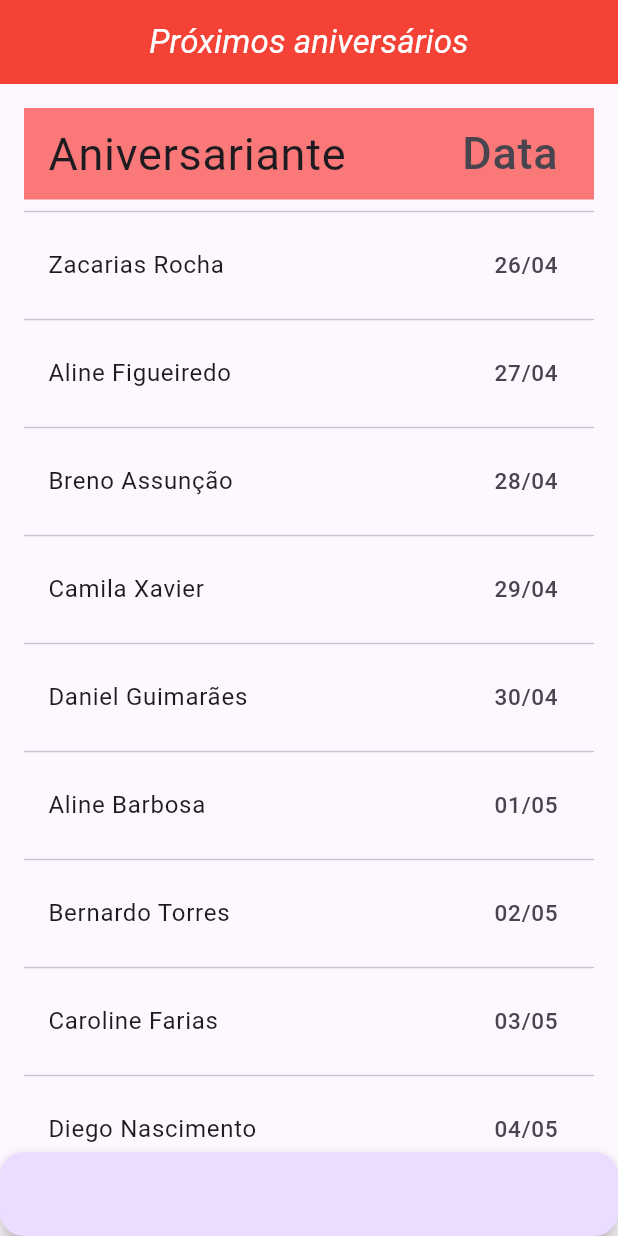
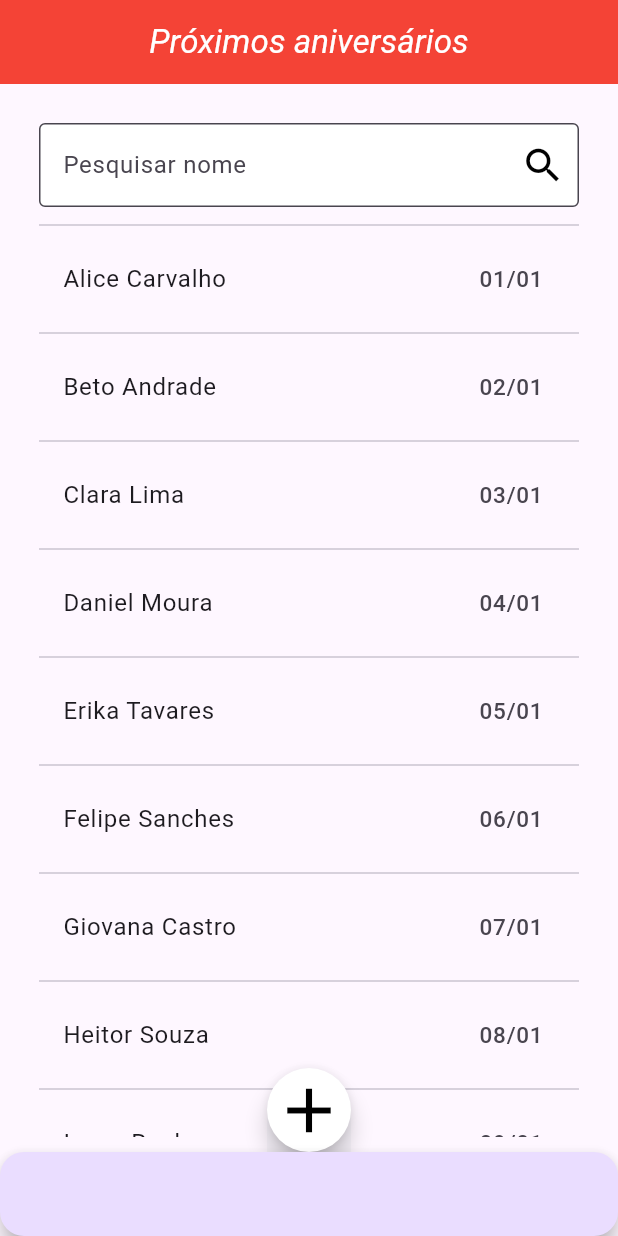
Before and after one commit to Intoxco/Projeto-Flutter, a Flutter app: the screen it shows after launch, on a phone screen of 412 x 824 dp. Run offline on Flutter 3.47's test engine with Material 3 defaults, Android fonts, the phone set to English and light mode, and no system bars.

Commit message:
Todos os aniversários + busca
Eu queria ter tirado o processo de compor a lista de build(), mas eu acabei n conseguindo dessa vez

```diff
--- a/flutter_application_1/lib/classes/AniversarioList.dart
+++ b/flutter_application_1/lib/classes/AniversarioList.dart
@@ -355,5 +355,12 @@ class AniversarioList {
     lista.sort((a,b)=>a.data.compareTo(b.data));
     return lista;
   }
+  static List <Aniversario> filtrarAniversariosPorNome(String nome){
+      List <Aniversario> lista = List.from(
+    AniversarioList.lista.where(
+    (a) =>a.usuario.nome.contains(nome))
+    );
+    return lista;
+  }
 
 }
--- a/flutter_application_1/lib/meu_aplicativo.dart
+++ b/flutter_application_1/lib/meu_aplicativo.dart
@@ -9,7 +9,7 @@ class MeuAplicativo extends StatelessWidget {
     return MaterialApp(
       title: "Agenda de Aniversários",
       debugShowCheckedModeBanner:false,
-      home:AniversariosPage()
+      home:AniversariosPage(),
     );
   }
 }
--- a/flutter_application_1/lib/pages/aniversarios_page.dart
+++ b/flutter_application_1/lib/pages/aniversarios_page.dart
@@ -1,15 +1,11 @@
 import 'package:flutter/material.dart';
-import '../classes/AniversarioList.dart';
-import '../classes/Aniversario.dart';
-import '../classes/Usuario.dart';
+import 'package:flutter_application_1/widgets/AniversarioListView.dart';
 
 class AniversariosPage extends StatelessWidget{
-  const AniversariosPage ({super.key});
+  const AniversariosPage({super.key});
 
-  @override
+@override
   Widget build(BuildContext context) {
-    final List tabela =  AniversarioList.getProximosAniversarios();
-    tabela.sort((a,b)=>a.data.compareTo(b.data));
     return Scaffold(
       appBar: AppBar(
         centerTitle:true,
@@ -22,42 +18,27 @@ class AniversariosPage extends StatelessWidget{
           )
         )
       ),
-      body: ListView.separated(
-        separatorBuilder: (context, int aniversario){
-          return Divider();
-        },
-        itemBuilder: (BuildContext context,int aniversario){
-        if(aniversario == 0){
-          return ListTile(
-            tileColor: const Color.fromARGB(255, 251, 120, 120),
-            title:Text("Aniversariante",style:TextStyle(fontSize:30)),
-            trailing: Text(
-              "Data",
-              style:TextStyle(
-                fontSize: 30
-              )
-            )
-          );
+      bottomSheet:FloatingActionButton(
+        shape:CircleBorder(),
+        backgroundColor:Colors.white,
+        onPressed:()=>showDialog(
+          context:context,
+          builder:(context){
+            return AlertDialog(
+              title: Text("Cadastro",textAlign:TextAlign.center,),
+            );
           }
-        else{
-          return ListTile(
-            title:Text(tabela[aniversario-1].usuario.nome),
-            trailing: Text(
-              tabela[aniversario-1].pegarData(),
-              style:TextStyle(
-                fontSize: 15
-              )
-            ),
-          );
-        }
-        },
-        padding:EdgeInsets.all(16),
+        ),
+        child:Icon(
+          Icons.add,size:50,color:Colors.black
+          ),
+        ),
 
-        itemCount: tabela.length+1,
-      ),
-    bottomNavigationBar: FloatingActionButton(onPressed: AniversarioList.adicionarAniversario(Aniversario(DateTime(2000,10,31),Usuario(login:"Luiz",senha:"321",nome:"Luiz Felipe"),"Ir para palmeira","Um Livro"))),
-
+    bottomNavigationBar: FloatingActionButton(onPressed: ()=>((){})),
+      body: AniversarioListView()
     );
 
-  }
+
 }
+
+}
--- /dev/null
+++ b/flutter_application_1/lib/widgets/AniversarioListView.dart
@@ -0,0 +1,98 @@
+import 'package:flutter/material.dart';
+import 'package:flutter_application_1/classes/Aniversario.dart';
+import 'package:flutter_application_1/classes/AniversarioList.dart';
+
+class AniversarioListView extends StatefulWidget{
+const AniversarioListView({super.key});
+
+  @override
+  State<AniversarioListView> createState()=> _AniversarioListView();
+
+}
+class _AniversarioListView extends State<AniversarioListView>{
+  final busca = ValueNotifier<String>('');
+  late TextEditingController controller;
+  late List<Aniversario> lista;
+
+  @override
+  void initState(){
+    super.initState();
+    lista= buscarListaComNome(busca.value);
+    controller = TextEditingController(text:"");
+  }
+
+  @override
+  void dispose(){
+    controller.dispose();
+    super.dispose();
+  }
+
+
+
+
+  List<Aniversario> buscarListaComNome(String nome){
+    List<Aniversario> lista = AniversarioList.filtrarAniversariosPorNome(nome);
+    lista.sort((a,b)=>a.data.compareTo(b.data));
+    return lista;
+  }
+  @override
+  Widget build(BuildContext context){
+    return ValueListenableBuilder(
+      valueListenable:busca,
+      builder: (BuildContext context,_,_){
+      return Padding(
+      padding: const EdgeInsets.all(10),
+      child:ListView.separated(
+        separatorBuilder: (context, int aniversario){
+          return Divider();
+        },
+        itemBuilder: (BuildContext context,int aniversario){
+        if(aniversario == 0){
+          return SizedBox(
+            height: 60,
+            child: AnimatedBuilder(
+              animation: controller,
+              builder: (BuildContext context, _){
+                return TextFormField(
+                  controller:controller,
+                  decoration:InputDecoration(
+                    filled:true,
+                    fillColor: Colors.white,
+                    border:const OutlineInputBorder(),
+                    hintText:'Pesquisar nome',
+                    suffixIcon:IconButton(
+                      iconSize:30,
+                      icon: const Icon(Icons.search),
+                      color:Colors.black,
+                      onPressed: ()=> setState((){
+                        busca.value = controller.text;
+                        lista = buscarListaComNome(busca.value);
+                      }),
+                    ),
+                    ),
+                  );
+             }),
+            );
+          }
+        else{
+          return ListTile(
+            title:Text(lista[aniversario-1].usuario.nome),
+            trailing: Text(
+              lista[aniversario-1].pegarData(),
+              style:TextStyle(
+                fontSize: 15
+              )
+            ),
+          );
+        }
+        }
+        ,
+        padding:EdgeInsets.all(16),
+
+        itemCount: lista.length+1,
+      ),
+      );
+      }
+      );
+  }
+}
--- a/flutter_application_1/pubspec.yaml
+++ b/flutter_application_1/pubspec.yaml
@@ -34,6 +34,7 @@ dependencies:
   # The following adds the Cupertino Icons font to your application.
   # Use with the CupertinoIcons class for iOS style icons.
   cupertino_icons: ^1.0.8
+  intl: ^0.20.2
 
 dev_dependencies:
   flutter_test:
```
Also changed, not shown: 3 other files.
